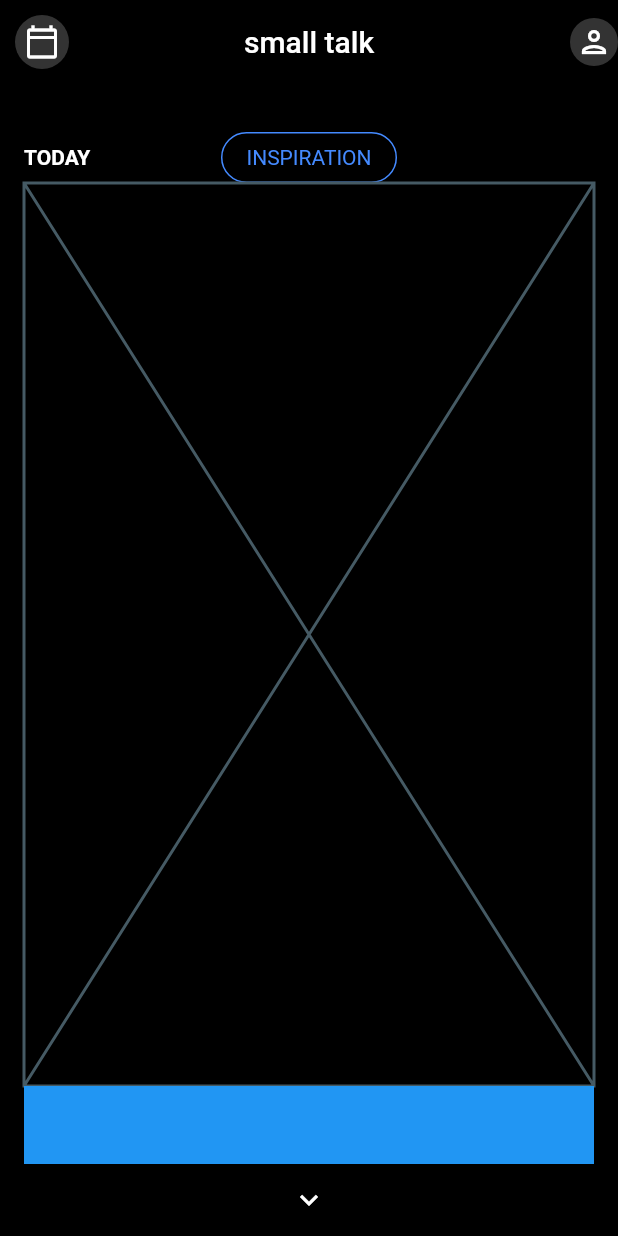
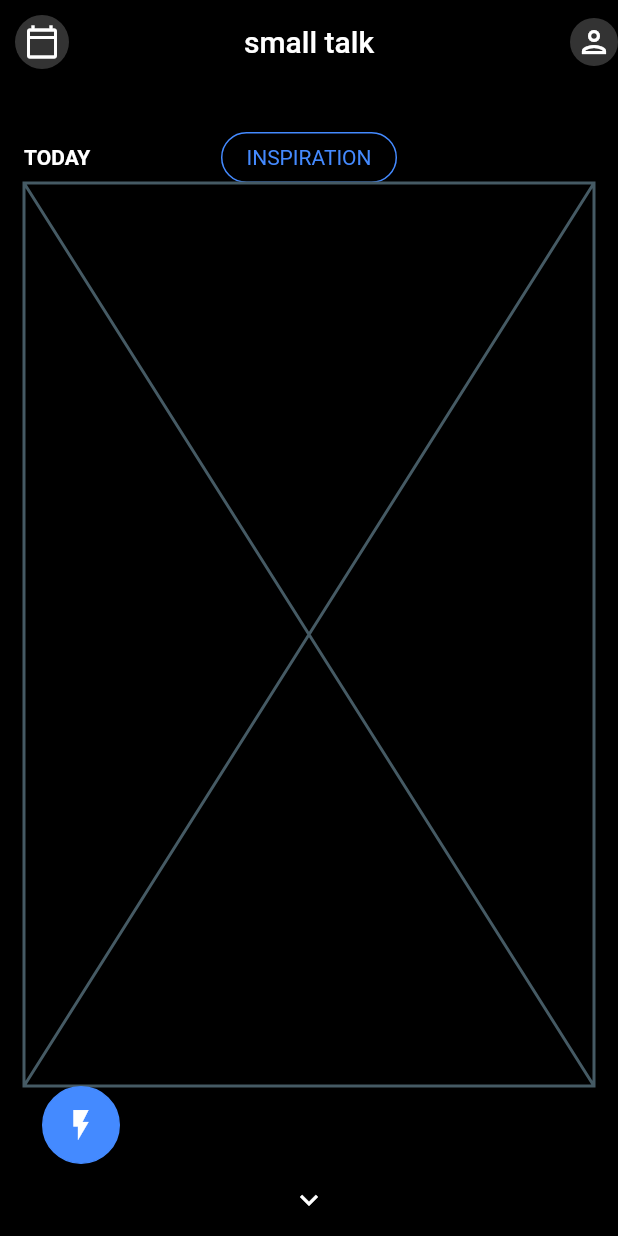
Before and after one commit to JAICHANGPARK/flutter_notebook_17th_story, a Flutter app: the screen it shows after launch, on a phone screen of 412 x 824 dp. Run offline on Flutter 3.47's test engine with Material 2 defaults, Android fonts, the phone set to English and light mode, and no system bars; our stand-ins replace badges, cached_network_image, fl_chart, flutter_riverpod, freezed_annotation, ionicons and 1 more.

Commit message:
Update small_talk_home_page.dart

```diff
--- a/lib/ep1043_small_talk_app/src/ui/small_talk_home_page.dart
+++ b/lib/ep1043_small_talk_app/src/ui/small_talk_home_page.dart
@@ -70,9 +70,35 @@ class SmallTalkHomePage extends StatelessWidget {
             SizedBox(
               height: 52,
               child: Container(
-                color: Colors.blue,
                 child: Row(
-                  children: [],
+                  children: [
+                    Expanded(
+                        child: Stack(
+                      children: [
+                        AnimatedPositioned(
+                            left: 0,
+                            right: 0,
+                            top: 0,
+                            bottom: 0,
+                            duration: Duration(milliseconds: 250),
+                            child: Container(
+                              decoration: BoxDecoration(
+                                shape: BoxShape.circle,
+                                color: Colors.blueAccent,
+                                border: Border.all(color: Colors.blueAccent),
+                              ),
+                              child: Icon(
+                                Icons.flash_on,
+                                color: Colors.white,
+                              ),
+                            ))
+                      ],
+                    )),
+                    Expanded(child: Stack()),
+                    Expanded(child: Stack()),
+                    Expanded(child: Stack()),
+                    Expanded(child: Stack()),
+                  ],
                 ),
               ),
             ),
```
